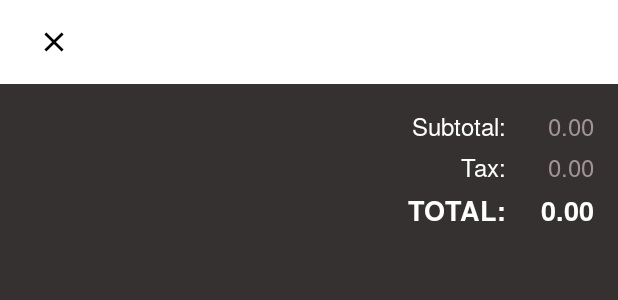
After one commit to ry-james/Mobile-Ordering-Demo, an Android app: the layout fragment_order_details.xml on its own in the app's theme, with its tools: preview values and no code run, on a phone screen of 412 x 824 dp. The commit adds this screen. Shown: the top 300 px of the screen. Run offline under Robolectric (Android 15) with nearby library versions, the phone set to English and light mode, and no system bars; network calls fail.

Commit message:
Added order details modal

```diff
--- a/app/build.gradle
+++ b/app/build.gradle
@@ -113,6 +113,7 @@ dependencies {
     testImplementation "androidx.arch.core:core-testing:2.1.0"
     // Mockito
     testImplementation "org.mockito:mockito-core:2.15.0"
+    testImplementation "io.mockk:mockk:1.10.0"
 
     implementation "androidx.room:room-runtime:$room_version"
     implementation 'androidx.room:room-rxjava2:2.2.0-alpha02'
--- a/app/src/main/java/com/ryanjames/swabergersmobilepos/dagger/ApplicationComponent.kt
+++ b/app/src/main/java/com/ryanjames/swabergersmobilepos/dagger/ApplicationComponent.kt
@@ -8,6 +8,7 @@ import com.ryanjames.swabergersmobilepos.feature.login.LoginActivity
 import com.ryanjames.swabergersmobilepos.feature.menu.MenuFragment
 import com.ryanjames.swabergersmobilepos.feature.menu.MenuPagerFragment
 import com.ryanjames.swabergersmobilepos.feature.menuitemdetail.MenuItemDetailActivity
+import com.ryanjames.swabergersmobilepos.feature.orderdetails.OrderDetailsDialogFragment
 import com.ryanjames.swabergersmobilepos.feature.orderhistory.OrderHistoryFragment
 import dagger.BindsInstance
 import dagger.Component
@@ -41,4 +42,6 @@ interface ApplicationComponent {
     fun inject(bottomNavActivity: BottomNavActivity)
 
     fun inject(orderHistoryFragment: OrderHistoryFragment)
+
+    fun inject(orderDetailsDialogFragment: OrderDetailsDialogFragment)
 }
--- a/app/src/main/java/com/ryanjames/swabergersmobilepos/dagger/NetworkModule.kt
+++ b/app/src/main/java/com/ryanjames/swabergersmobilepos/dagger/NetworkModule.kt
@@ -11,7 +11,7 @@ open class NetworkModule {
 
     @Singleton
     @Provides
-    fun provideSwabergersService(sharedPreferences: SharedPreferences): SwabergersService {
+    open fun provideSwabergersService(sharedPreferences: SharedPreferences): SwabergersService {
         return SwabergersService(sharedPreferences)
     }
 
--- a/app/src/main/java/com/ryanjames/swabergersmobilepos/dagger/RealmModule.kt
+++ b/app/src/main/java/com/ryanjames/swabergersmobilepos/dagger/RealmModule.kt
@@ -12,19 +12,19 @@ open class RealmModule {
 
     @Singleton
     @Provides
-    fun provideOrderRealmDao(): OrderRealmDao {
+    open fun provideOrderRealmDao(): OrderRealmDao {
         return OrderRealmDao()
     }
 
     @Singleton
     @Provides
-    fun provideGlobalRealmDao(): GlobalRealmDao {
+    open fun provideGlobalRealmDao(): GlobalRealmDao {
         return GlobalRealmDao()
     }
 
     @Singleton
     @Provides
-    fun provideMenuRealmDao(): MenuRealmDao {
+    open fun provideMenuRealmDao(): MenuRealmDao {
         return MenuRealmDao()
     }
 }
--- a/app/src/main/java/com/ryanjames/swabergersmobilepos/feature/bagsummary/BagItemAdapter.kt
+++ b/app/src/main/java/com/ryanjames/swabergersmobilepos/feature/bagsummary/BagItemAdapter.kt
@@ -23,7 +23,7 @@ class BagItemAdapter(
 
     override fun onBindViewHolder(holder: RecyclerView.ViewHolder, position: Int) {
         if (holder is BagItemViewHolder) {
-            holder.bind(viewModels[holder.adapterPosition], viewModels.size - 1 == holder.adapterPosition)
+            holder.bind(viewModels[holder.adapterPosition], isLastItem = viewModels.size - 1 == holder.adapterPosition)
         }
     }
 
--- a/app/src/main/java/com/ryanjames/swabergersmobilepos/feature/bagsummary/BagSummaryFragment.kt
+++ b/app/src/main/java/com/ryanjames/swabergersmobilepos/feature/bagsummary/BagSummaryFragment.kt
@@ -28,7 +28,7 @@ import com.ryanjames.swabergersmobilepos.feature.menuitemdetail.RESULT_REMOVE_IT
 import com.ryanjames.swabergersmobilepos.helper.trimAllWhitespace
 import javax.inject.Inject
 
-private const val EXTRA_RV_STATE = "rv.state"
+private const val EXTRA_RV_STATE = "extra.rv.state"
 
 class BagSummaryFragment : BaseFragment<FragmentBagSummaryBinding>(R.layout.fragment_bag_summary) {
 
--- a/app/src/main/java/com/ryanjames/swabergersmobilepos/repository/OrderRepository.kt
+++ b/app/src/main/java/com/ryanjames/swabergersmobilepos/repository/OrderRepository.kt
@@ -122,6 +122,12 @@ class OrderRepository @Inject constructor(
             }
     }
 
+    fun getOrderById(orderId: String): Single<BagSummary> {
+        return swabergersService.getOrderById(orderId).map {
+            it.toBagSummary()
+        }
+    }
+
     fun clearLocalBag() {
         executeRealmTransaction { realm ->
             orderRealmDao.deleteAllLineItems(realm)
--- /dev/null
+++ b/app/src/main/res/drawable/ic_close.xml
@@ -0,0 +1,13 @@
+<vector xmlns:android="http://schemas.android.com/apk/res/android"
+    android:width="24dp"
+    android:height="24dp"
+    android:viewportWidth="26.4"
+    android:viewportHeight="26.4"
+    android:tint="#000000">
+  <group android:translateX="1.2"
+      android:translateY="1.2">
+      <path
+          android:fillColor="#FF000000"
+          android:pathData="M19,6.41L17.59,5 12,10.59 6.41,5 5,6.41 10.59,12 5,17.59 6.41,19 12,13.41 17.59,19 19,17.59 13.41,12z"/>
+  </group>
+</vector>
--- /dev/null
+++ b/app/src/main/res/layout/fragment_order_details.xml
@@ -0,0 +1,131 @@
+<?xml version="1.0" encoding="utf-8"?>
+<layout xmlns:tools="http://schemas.android.com/tools">
+
+    <data>
+
+        <variable
+            name="viewModel"
+            type="com.ryanjames.swabergersmobilepos.feature.orderdetails.OrderDetailsViewModel" />
+    </data>
+
+    <androidx.constraintlayout.widget.ConstraintLayout xmlns:android="http://schemas.android.com/apk/res/android"
+        xmlns:app="http://schemas.android.com/apk/res-auto"
+        android:layout_width="match_parent"
+        android:layout_height="match_parent"
+        android:background="@color/colorBackgroundGray"
+        android:orientation="vertical">
+
+        <com.google.android.material.appbar.AppBarLayout
+            android:id="@+id/appBarLayout"
+            android:layout_width="0dp"
+            android:layout_height="wrap_content"
+            app:elevation="0dp"
+            app:layout_constraintEnd_toEndOf="parent"
+            app:layout_constraintStart_toStartOf="parent"
+            app:layout_constraintTop_toTopOf="parent">
+
+            <androidx.appcompat.widget.Toolbar
+                android:id="@+id/toolbar"
+                android:layout_width="match_parent"
+                android:layout_height="?attr/actionBarSize"
+                android:background="@android:color/white"
+                android:paddingStart="8dp"
+                android:paddingEnd="16dp"
+                app:contentInsetStartWithNavigation="0dp"
+                app:navigationIcon="@drawable/ic_close" />
+
+        </com.google.android.material.appbar.AppBarLayout>
+
+        <androidx.recyclerview.widget.RecyclerView
+            android:id="@+id/rv_items"
+            android:layout_width="0dp"
+            android:layout_height="wrap_content"
+            app:layout_constraintEnd_toEndOf="parent"
+            app:layout_constraintStart_toStartOf="parent"
+            app:layout_constraintTop_toBottomOf="@id/appBarLayout" />
+
+        <TextView
+            android:id="@+id/tvTotalLabel"
+            android:layout_width="wrap_content"
+            android:layout_height="wrap_content"
+            android:layout_marginEnd="24dp"
+            android:fontFamily="@font/texgyreheros_bold"
+            android:text="@string/total"
+            android:textAlignment="textEnd"
+            android:textColor="@android:color/white"
+            android:textSize="18sp"
+            app:layout_constraintEnd_toStartOf="@+id/tvTotal"
+            app:layout_constraintTop_toTopOf="@+id/tvTotal" />
+
+        <TextView
+            android:id="@+id/tvTaxLabel"
+            android:layout_width="wrap_content"
+            android:layout_height="wrap_content"
+            android:fontFamily="@font/texgyreheros_regular"
+            android:text="@string/tax"
+            android:textAlignment="textEnd"
+            android:textColor="@android:color/white"
+            android:textSize="16sp"
+            app:layout_constraintBottom_toBottomOf="@+id/tvTax"
+            app:layout_constraintEnd_toEndOf="@+id/tvTotalLabel"
+            app:layout_constraintTop_toTopOf="@+id/tvTax" />
+
+        <TextView
+            android:id="@+id/tvSubtotalLabel"
+            android:layout_width="wrap_content"
+            android:layout_height="wrap_content"
+            android:fontFamily="@font/texgyreheros_regular"
+            android:text="@string/subtotal"
+            android:textAlignment="textEnd"
+            android:textColor="@android:color/white"
+            android:textSize="16sp"
+            app:layout_constraintBottom_toBottomOf="@+id/tvSubtotal"
+            app:layout_constraintEnd_toEndOf="@+id/tvTotalLabel"
+            app:layout_constraintTop_toTopOf="@+id/tvSubtotal" />
+
+        <TextView
+            android:id="@+id/tvTotal"
+            android:layout_width="wrap_content"
+            android:layout_height="wrap_content"
+            android:layout_marginTop="4dp"
+            android:fontFamily="@font/texgyreheros_bold"
+            android:text="@{viewModel.total}"
+            android:textAlignment="textEnd"
+            android:textColor="@android:color/white"
+            android:textSize="18sp"
+            app:layout_constraintEnd_toEndOf="@id/tvSubtotal"
+            app:layout_constraintTop_toBottomOf="@+id/tvTax"
+            tools:text="0.00" />
+
+        <TextView
+            android:id="@+id/tvTax"
+            android:layout_width="wrap_content"
+            android:layout_height="wrap_content"
+            android:layout_marginTop="4dp"
+            android:fontFamily="@font/texgyreheros_regular"
+            android:text="@{viewModel.tax}"
+            android:textAlignment="textEnd"
+            android:textColor="@color/colorLightGray"
+            android:textSize="16sp"
+            app:layout_constraintEnd_toEndOf="@+id/tvSubtotal"
+            app:layout_constraintTop_toBottomOf="@id/tvSubtotal"
+            tools:text="0.00" />
+
+        <TextView
+            android:id="@+id/tvSubtotal"
+            android:layout_width="wrap_content"
+            android:layout_height="wrap_content"
+            android:layout_marginTop="16dp"
+            android:layout_marginEnd="16dp"
+            android:fontFamily="@font/texgyreheros_regular"
+            android:text="@{viewModel.subtotal}"
+            android:textAlignment="textEnd"
+            android:textColor="@color/colorLightGray"
+            android:textSize="16sp"
+            app:layout_constraintEnd_toEndOf="parent"
+            app:layout_constraintTop_toBottomOf="@id/rv_items"
+            tools:text="0.00" />
+
+    </androidx.constraintlayout.widget.ConstraintLayout>
+
+</layout>
--- a/app/src/main/res/values/strings.xml
+++ b/app/src/main/res/values/strings.xml
@@ -68,4 +68,5 @@
     <string name="error_remove_item">There\'s an error removing the item</string>
     <string name="checkout_successful">You\'re order was checked out successfully.</string>
     <string name="checkout_failure">We\'re having trouble checking out your order. Please try again later.</string>
+    <string name="order_details">Order Details</string>
 </resources>
```
Also changed, not shown: app/src/main/java/com/ryanjames/swabergersmobilepos/dagger/ApplicationModule.kt (+4 -5 lines), app/src/main/java/com/ryanjames/swabergersmobilepos/dagger/ViewModelModule.kt (+7 -1 lines), app/src/main/java/com/ryanjames/swabergersmobilepos/feature/menuitemdetail/MenuItemDetailViewModel.kt (+4 -6 lines), app/src/main/java/com/ryanjames/swabergersmobilepos/feature/orderdetails/OrderDetailsDialogFragment.kt (added, +99 -0 lines), app/src/main/java/com/ryanjames/swabergersmobilepos/feature/orderdetails/OrderDetailsViewModel.kt (added, +58 -0 lines), app/src/main/java/com/ryanjames/swabergersmobilepos/feature/orderhistory/OrderHistoryAdapter.kt (+10 -3 lines), app/src/main/java/com/ryanjames/swabergersmobilepos/feature/orderhistory/OrderHistoryFragment.kt (+7 -1 lines), app/src/main/res/xml/collapsing_toolbar.xml (+7 -0 lines), 1 other file.
